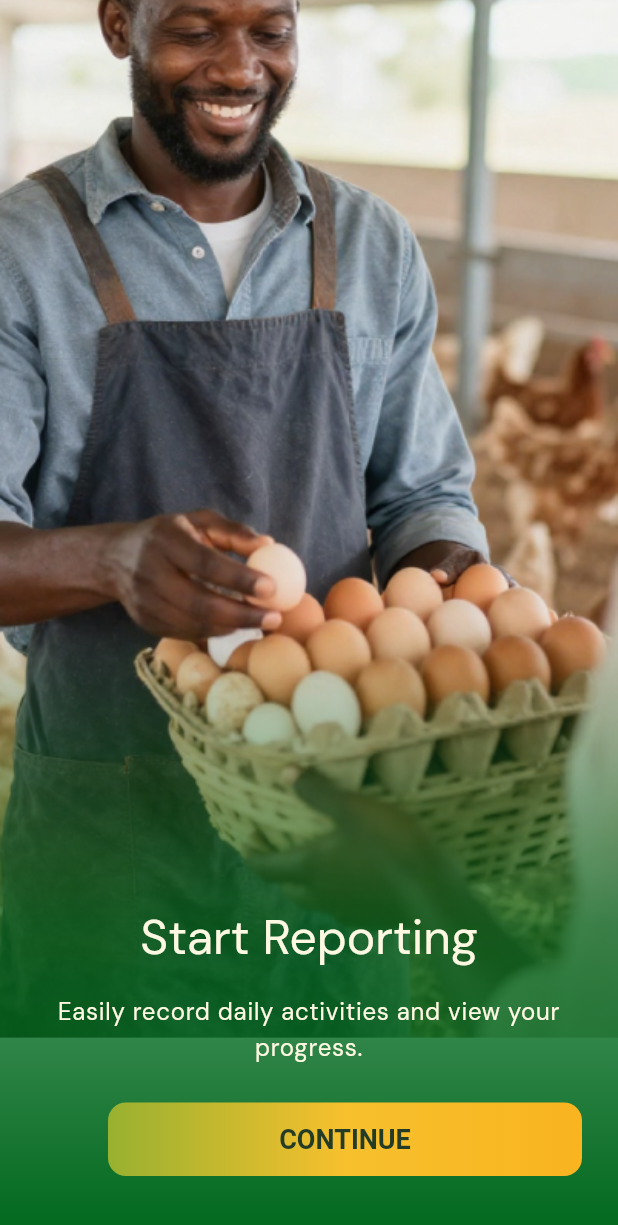
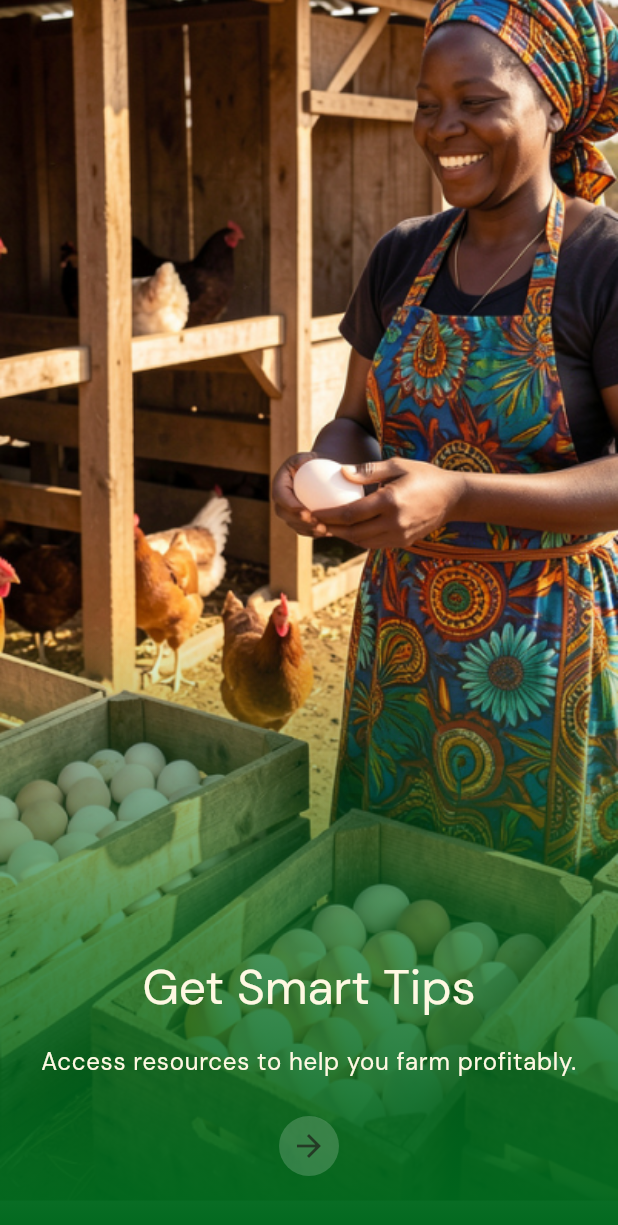
Before and after one commit to xtine-op/ikukuMVP, a Flutter app: the OnboardingPage screen opened by its route, swiped to page 3, on a phone screen of 412 x 824 dp. Shown: the top 1225 px of the screen. Run offline on Flutter 3.47's test engine with Material 3 defaults, Android fonts, the phone set to English and light mode, and no system bars; our stand-ins replace connectivity_plus, easy_localization, flutter_markdown, flutter_svg, go_router, google_fonts and 6 more; missing offline and left inert: tutorial_coach_mark; accounts and stored records are empty; network calls fail; project files that could hold a hidden picture were left out.

Commit message:
Change onboarding page 3 image

```diff
--- a/assets/translations/en.json
+++ b/assets/translations/en.json
@@ -32,11 +32,11 @@
   "kienyeji": "Kienyeji",
   "quantity": "Quantity",
   "onboarding_title_1": "Welcome to Ikuku!",
-  "onboarding_desc_1": "Track your farm, manage your store, and report with ease.",
-  "onboarding_title_2": "Add Your Farm Details",
-  "onboarding_desc_2": "Set up your farm profile to get started.",
-  "onboarding_title_3": "Start Reporting",
-  "onboarding_desc_3": "Easily record daily activities and view your progress.",
+  "onboarding_desc_1": "Track your farm and manage business with ease.",
+  "onboarding_title_2": "Extension Services",
+  "onboarding_desc_2": "Expert poultry help anywhere, anytime",
+  "onboarding_title_3": "Get Smart Tips",
+  "onboarding_desc_3": "Access resources to help you farm profitably.",
   "onboarding_title_4": "Track Your Inventory",
   "onboarding_desc_4": "Keep your store organized and manage your supplies efficiently.",
   "onboarding_title_5": "Get Smart Tips",
@@ -128,13 +128,13 @@
   "total_sales": "Total Sales",
   "total_expenses": "Total Expenses",
   "dashboard_tour_batches_title": "Chicken Batches",
-  "dashboard_tour_batches_desc": "Click here to add a new batch of birds or manage your existing ones. Think of it as your digital coop!",
+  "dashboard_tour_batches_desc": "Click here to add a new batch of birds or manage your existing ones. Think of it as your digital coop.",
   "dashboard_tour_reports_title": "Farm Reports",
-  "dashboard_tour_reports_desc": "Log daily updates on growth and health here so you never miss a beat in your flock's performance.",
+  "dashboard_tour_reports_desc": "Log daily updates on growth and health here so you can track your flock's performance.",
   "dashboard_tour_store_title": "Farm Store",
   "dashboard_tour_store_desc": "Keep track of your feeds, vaccines, and supplies to ensure you never run out of the essentials.",
   "dashboard_tour_tips_title": "Smart Tips",
-  "dashboard_tour_tips_desc": "Browse short videos and articles packed with expert advice on better farm management and bird care.",
+  "dashboard_tour_tips_desc": "Browse short videos and articles with expert advice on profitable farm management and bird care.",
   "dashboard_tour_summary_title": "Farm Summary",
   "dashboard_tour_summary_desc": "Check this section for a clear view of your finances and a bird's-eye view of your overall progress.",
   "dashboard_tour_extension_title": "Extension Service",
--- a/assets/translations/sw.json
+++ b/assets/translations/sw.json
@@ -122,9 +122,9 @@
   "total_expenses": "Jumla ya Matumizi",
   "view_report": "Angalia Ripoti",
   "dashboard_tour_batches_title": "Makundi ya Kuku",
-  "dashboard_tour_batches_desc": "Bofya hapa kuongeza kundi jipya la kuku au kudhibiti yaliyopo. Fikiria kama banda lako la kidijitali!",
+  "dashboard_tour_batches_desc": "Bofya hapa kuongeza kundi jipya la kuku au kudhibiti yaliyopo. Hii ni kama banda lako la kidijitali!",
   "dashboard_tour_reports_title": "Ripoti za Shamba",
-  "dashboard_tour_reports_desc": "Weka kumbukumbu za kila siku kuhusu ukuaji na afya hapa ili usikose maendeleo ya kuku wako.",
+  "dashboard_tour_reports_desc": "Weka kumbukumbu za kila siku kuhusu ukuaji na afya hapa ili uelewe maendeleo ya kuku wako.",
   "dashboard_tour_store_title": "Stoo ya Shamba",
   "dashboard_tour_store_desc": "Fuatilia chakula, chanjo na vifaa vingine ili usikose mahitaji muhimu.",
   "dashboard_tour_tips_title": "Vidokezo Mahiri",
@@ -172,8 +172,8 @@
   "onboarding_desc_1": "Fuatilia shamba na biashara yako kwa urahisi.",
   "onboarding_title_2": "Huduma Za Ugani",
   "onboarding_desc_2": "Pata ushauri wa kitalaamu wa kuku popote, saa yoyote",
-  "onboarding_title_3": "Anza Kuripoti",
-  "onboarding_desc_3": "Rekodi shughuli za kila siku na uone maendeleo yako kwa urahisi.",
+  "onboarding_title_3": "Fuga Kitalaamu",
+  "onboarding_desc_3": "Pata mbinu za kuongeza faida yako.",
   "onboarding_title_4": "Fuatilia Kiwanda",
   "onboarding_desc_4": "Simamia kiwanda chako vizuri na utawale rasilimali zako kwa ufanisi.",
   "onboarding_title_5": "Pata Vidokezo vya Akili",
--- a/lib/features/onboarding/onboarding_page.dart
+++ b/lib/features/onboarding/onboarding_page.dart
@@ -207,11 +207,26 @@ class _OnboardingPageState extends State<OnboardingPage> {
                         ),
                         const SizedBox(height: 24),
                         Row(
-                          mainAxisAlignment: MainAxisAlignment.spaceBetween,
+                          mainAxisAlignment: MainAxisAlignment.center,
                           children: [
+                            // Continue button centered on page 3
+                            if (_currentPage == 2) ...[
+                              CircleAvatar(
+                                backgroundColor: Colors.white.withOpacity(0.18),
+                                child: IconButton(
+                                  icon: Icon(
+                                    Icons.arrow_forward,
+                                    color: CustomColors.text,
+                                  ),
+                                  onPressed: _onNext,
+                                ),
+                              ),
+                            ] else if (_currentPage != _screens.length - 1) ...[
                               // Skip button on left
-                            if (_currentPage != _screens.length - 1) ...[
-                              TextButton(
+                              Expanded(
+                                child: Align(
+                                  alignment: Alignment.centerLeft,
+                                  child: TextButton(
                                     onPressed: () async {
                                       final prefs =
                                           await SharedPreferences.getInstance();
@@ -226,29 +241,15 @@ class _OnboardingPageState extends State<OnboardingPage> {
                                       style: TextStyle(color: CustomColors.text),
                                     ),
                                   ),
-                            ] else ...[
-                              const SizedBox(width: 48),
-                            ],
+                                ),
+                              ),
                               // Continue button on right
-                            if (_currentPage != _screens.length - 1) ...[
                               CircleAvatar(
-                                backgroundColor:
-                                    (_currentPage == 0 ||
-                                        _currentPage == 1 ||
-                                        _currentPage == 3 ||
-                                        _currentPage == 4)
-                                    ? CustomColors.primary
-                                    : Colors.white.withOpacity(0.18),
+                                backgroundColor: CustomColors.primary,
                                 child: IconButton(
                                   icon: Icon(
                                     Icons.arrow_forward,
-                                    color:
-                                        (_currentPage == 0 ||
-                                            _currentPage == 1 ||
-                                            _currentPage == 3 ||
-                                            _currentPage == 4)
-                                        ? Colors.white
-                                        : CustomColors.text,
+                                    color: Colors.white,
                                   ),
                                   onPressed: _onNext,
                                 ),
```
Also changed, not shown: assets/icons/onboarding-3.png. Lines whose indentation alone changed are shown as unchanged.
